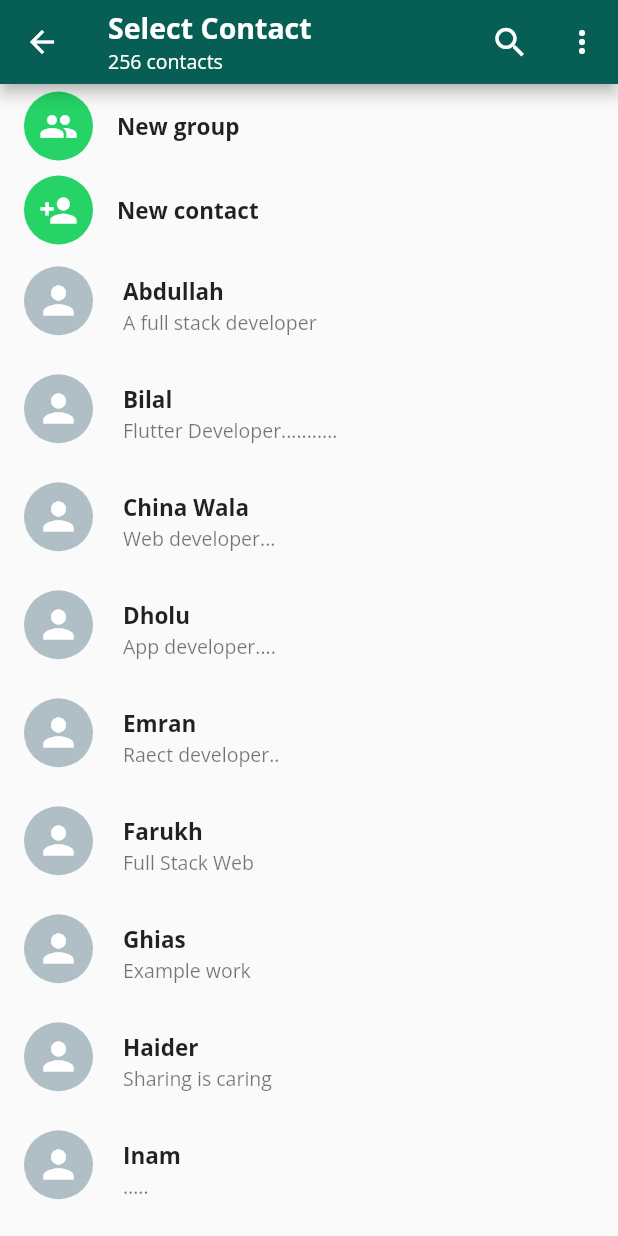
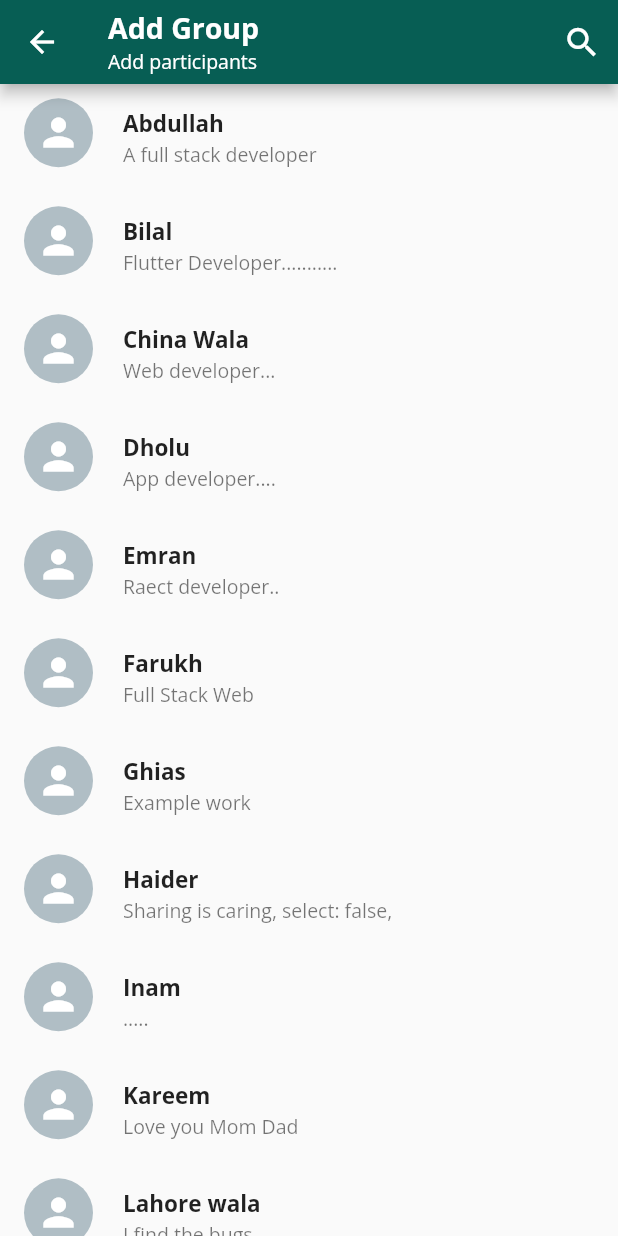
Before and after one commit to bilalpirzada/flutter_whatsapp_clone, a Flutter app: the SelectContact screen opened directly, after a tap on "New group", on a phone screen of 412 x 824 dp. Run offline on Flutter 3.47's test engine with Material 2 defaults, Android fonts, the phone set to English and light mode, and no system bars; our stand-ins replace emoji_picker_flutter.

Commit message:
create group page with only select and unselect stuff

```diff
--- a/lib/CustomUI/ContactCard.dart
+++ b/lib/CustomUI/ContactCard.dart
@@ -24,21 +24,21 @@ class ContactCard extends StatelessWidget {
               ),
               backgroundColor: Colors.blueGrey[200],
             ),
-            // contact.select
-            //     ? Positioned(
-            //         bottom: 4,
-            //         right: 5,
-            //         child: CircleAvatar(
-            //           backgroundColor: Colors.teal,
-            //           radius: 11,
-            //           child: Icon(
-            //             Icons.check,
-            //             color: Colors.white,
-            //             size: 18,
-            //           ),
-            //         ),
-            //       )
-            //     : Container(),
+            contact.select
+                ? Positioned(
+                    bottom: 4,
+                    right: 5,
+                    child: CircleAvatar(
+                      backgroundColor: Colors.teal,
+                      radius: 11,
+                      child: Icon(
+                        Icons.check,
+                        color: Colors.white,
+                        size: 18,
+                      ),
+                    ),
+                  )
+                : Container(),
           ],
         ),
       ),
--- a/lib/Model/ChatModel.dart
+++ b/lib/Model/ChatModel.dart
@@ -18,5 +18,6 @@ class ChatModel {
 class ContactModel {
   String name;
   String status;
-  ContactModel({required this.name, required this.status});
+  bool select = false;
+  ContactModel({required this.name, required this.status, required this.select});
 }
--- /dev/null
+++ b/lib/Screens/CreateGroup.dart
@@ -0,0 +1,128 @@
+import 'package:flutter/material.dart';
+
+import '../CustomUI/ButtonCard.dart';
+import '../CustomUI/ContactCard.dart';
+import '../Model/ChatModel.dart';
+
+class CreateGroup extends StatefulWidget {
+  @override
+  _CreateGroupState createState() => _CreateGroupState();
+}
+
+class _CreateGroupState extends State<CreateGroup> {
+  List<ContactModel> contacts = [
+    ContactModel(
+      name: "Abdullah",
+      status: "A full stack developer",
+      select: false,
+    ),
+    ContactModel(
+      name: "Bilal",
+      status: "Flutter Developer...........",
+      select: false,
+    ),
+    ContactModel(
+      name: "China Wala",
+      status: "Web developer...",
+      select: false,
+    ),
+    ContactModel(
+      name: "Dholu",
+      status: "App developer....",
+      select: false,
+    ),
+    ContactModel(
+      name: "Emran",
+      status: "Raect developer..",
+      select: false,
+    ),
+    ContactModel(
+      name: "Farukh",
+      status: "Full Stack Web",
+      select: false,
+    ),
+    ContactModel(
+      name: "Ghias",
+      status: "Example work",
+      select: false,
+    ),
+    ContactModel(
+      name: "Haider",
+      status: "Sharing is caring, select: false,",
+      select: false,
+    ),
+    ContactModel(
+      name: "Inam",
+      status: ".....",
+      select: false,
+    ),
+    ContactModel(
+      name: "Kareem",
+      status: "Love you Mom Dad",
+      select: false,
+    ),
+    ContactModel(
+      name: "Lahore wala",
+      status: "I find the bugs",
+      select: false,
+    ),
+  ];
+
+  List<ContactModel> groups = [];
+
+  @override
+  Widget build(BuildContext context) {
+    return Scaffold(
+        appBar: AppBar(
+          title: Column(
+            mainAxisAlignment: MainAxisAlignment.start,
+            crossAxisAlignment: CrossAxisAlignment.start,
+            children: [
+              Text(
+                "Add Group",
+                style: TextStyle(
+                  fontSize: 19,
+                  fontWeight: FontWeight.bold,
+                ),
+              ),
+              Text(
+                "Add participants",
+                style: TextStyle(
+                  fontSize: 13,
+                ),
+              )
+            ],
+          ),
+          actions: [
+            IconButton(
+                icon: Icon(
+                  Icons.search,
+                  size: 26,
+                ),
+                onPressed: () {}),
+          ],
+        ),
+        body: ListView.builder(
+            itemCount: contacts.length,
+            itemBuilder: (context, index) {
+              return InkWell(
+                onTap: () {
+                  if (contacts[index].select == false) {
+                    setState(() {
+                      contacts[index].select = true;
+                      groups.add(contacts[index]);
+                    });
+                  } else {
+                    setState(() {
+                      contacts[index].select = false;
+                      groups.remove(contacts[index]);
+                    });
+                  }
+                },
+                child: ContactCard(
+                  contact: contacts[index],
+                ),
+              );
+            }));
+  }
+}
--- a/lib/Screens/SelectContact.dart
+++ b/lib/Screens/SelectContact.dart
@@ -3,6 +3,7 @@ import 'package:flutter/material.dart';
 import '../CustomUI/ButtonCard.dart';
 import '../CustomUI/ContactCard.dart';
 import '../Model/ChatModel.dart';
+import 'CreateGroup.dart';
 
 class SelectContact extends StatefulWidget {
   @override
@@ -16,17 +17,58 @@ class _SelectContactState extends State<SelectContact> {
       ContactModel(
         name: "Abdullah",
         status: "A full stack developer",
+        select: false,
       ),
-      ContactModel(name: "Bilal", status: "Flutter Developer..........."),
-      ContactModel(name: "China Wala", status: "Web developer..."),
-      ContactModel(name: "Dholu", status: "App developer...."),
-      ContactModel(name: "Emran", status: "Raect developer.."),
-      ContactModel(name: "Farukh", status: "Full Stack Web"),
-      ContactModel(name: "Ghias", status: "Example work"),
-      ContactModel(name: "Haider", status: "Sharing is caring"),
-      ContactModel(name: "Inam", status: "....."),
-      ContactModel(name: "Kareem", status: "Love you Mom Dad"),
-      ContactModel(name: "Lahore wala", status: "I find the bugs"),
+      ContactModel(
+        name: "Bilal",
+        status: "Flutter Developer...........",
+        select: false,
+      ),
+      ContactModel(
+        name: "China Wala",
+        status: "Web developer...",
+        select: false,
+      ),
+      ContactModel(
+        name: "Dholu",
+        status: "App developer....",
+        select: false,
+      ),
+      ContactModel(
+        name: "Emran",
+        status: "Raect developer..",
+        select: false,
+      ),
+      ContactModel(
+        name: "Farukh",
+        status: "Full Stack Web",
+        select: false,
+      ),
+      ContactModel(
+        name: "Ghias",
+        status: "Example work",
+        select: false,
+      ),
+      ContactModel(
+        name: "Haider",
+        status: "Sharing is caring, ",
+        select: false,
+      ),
+      ContactModel(
+        name: "Inam",
+        status: ".....",
+        select: false,
+      ),
+      ContactModel(
+        name: "Kareem",
+        status: "Love you Mom Dad",
+        select: false,
+      ),
+      ContactModel(
+        name: "Lahore wala",
+        status: "I find the bugs",
+        select: false,
+      ),
     ];
 
     return Scaffold(
@@ -91,8 +133,8 @@ class _SelectContactState extends State<SelectContact> {
               if (index == 0) {
                 return InkWell(
                   onTap: () {
-                    // Navigator.push(context,
-                    // MaterialPageRoute(builder: (builder) => CreateGroup()));
+                    Navigator.push(context,
+                        MaterialPageRoute(builder: (builder) => CreateGroup()));
                   },
                   child: ButtonCard(
                     icon: Icons.group,
```
